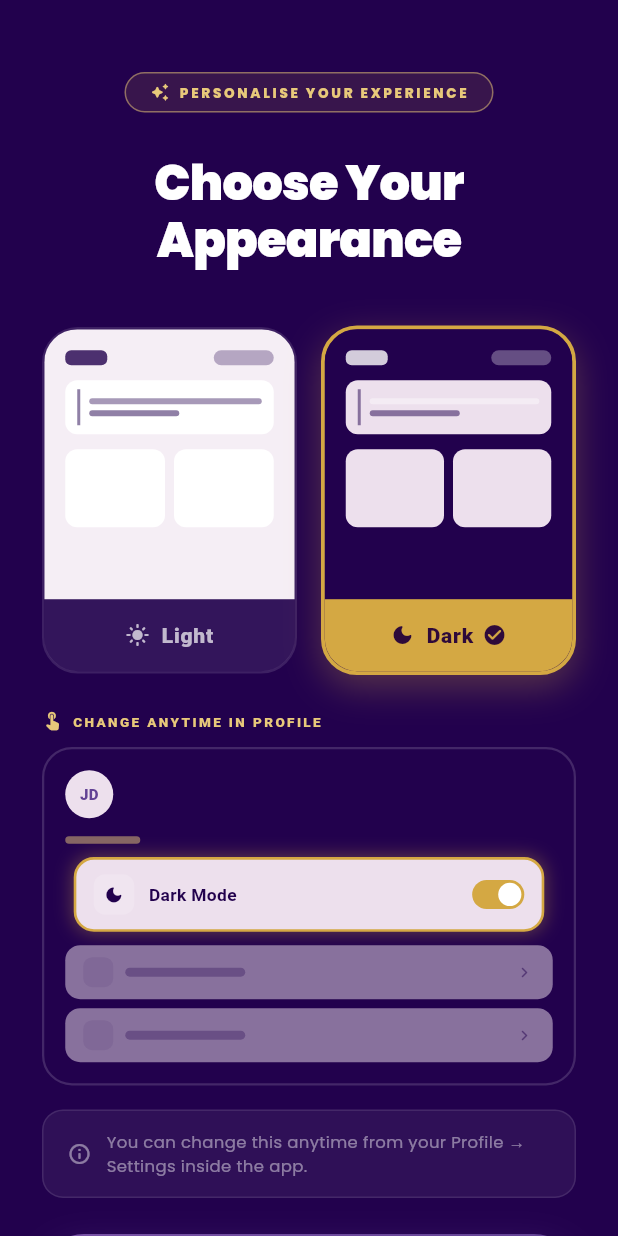
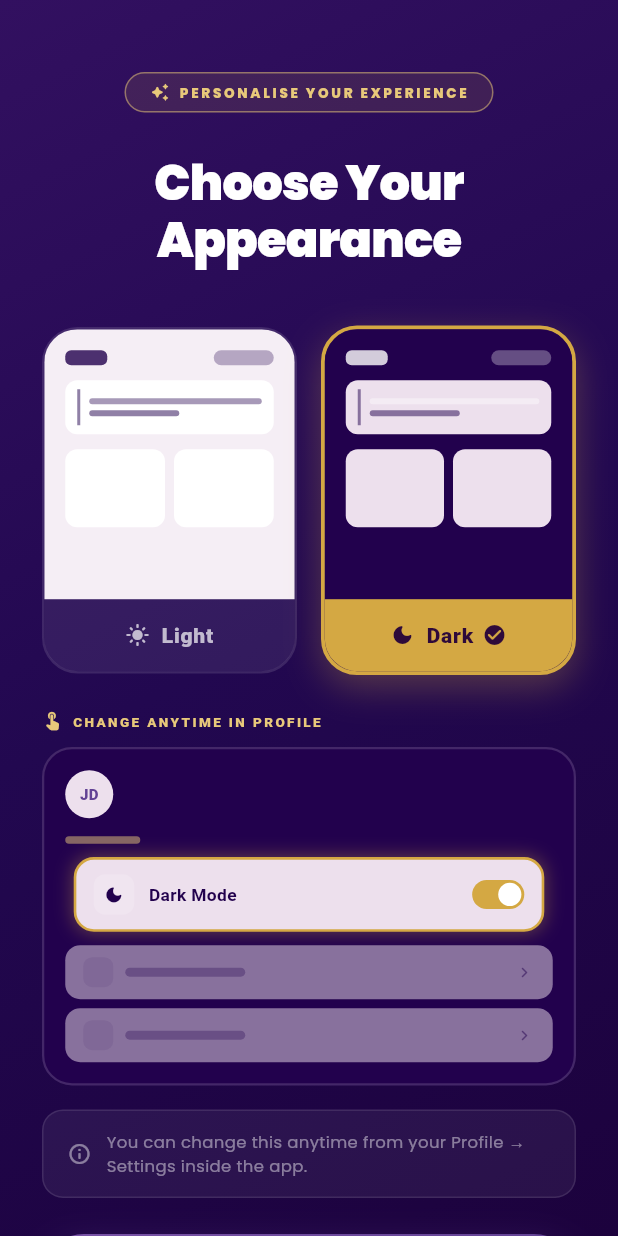
Before and after one commit to AbhijithTJ/conta_beads, a Flutter app: the screen it shows after launch, on a phone screen of 412 x 824 dp. Run offline on Flutter 3.47's test engine with Material 3 defaults, Android fonts, the phone set to English and light mode, and no system bars; our stand-ins replace curved_navigation_bar, google_fonts, intl_phone_field, local_auth, shared_preferences; Roboto replaces fonts that are missing (Georgia).

Commit message:
missing color did

```diff
--- a/lib/screens/home_page/counting_screen.dart
+++ b/lib/screens/home_page/counting_screen.dart
@@ -388,7 +388,7 @@ class _CountingScreenState extends State<CountingScreen>
                     end: Alignment.bottomRight,
                   )
                 : const LinearGradient(
-                    colors: [Color(0xFF7B55A8), Color(0xFF624294)],
+                    colors: [Color(0xFFB57BEA), Color(0xFF624294)],
                     begin: Alignment.topLeft,
                     end: Alignment.bottomRight,
                   ),
@@ -396,7 +396,7 @@ class _CountingScreenState extends State<CountingScreen>
               BoxShadow(
                 color: isDark
                     ? AppColors.goldDark.withOpacity(0.5)
-                    : const Color(0xFF624294).withOpacity(0.35),
+                    : const Color(0xFFB57BEA).withOpacity(0.45),
                 blurRadius: 14,
                 offset: const Offset(0, 5),
               ),
--- a/lib/screens/theme_select/theme_select_screen.dart
+++ b/lib/screens/theme_select/theme_select_screen.dart
@@ -57,12 +57,14 @@ class _ThemeSelectScreenState extends State<ThemeSelectScreen>
   @override
   Widget build(BuildContext context) {
     final isDark = _selected != false;
-    final bgColors = [const Color(0xFF22014D), const Color(0xFF22014D), const Color(0xFF22014D)];
-    final titleColor = isDark ? Colors.white : AppColors.authBgBottom;
-    final subColor = isDark ? Colors.white.withOpacity(0.50) : AppColors.authBgMid.withOpacity(0.6);
+    final titleColor = isDark ? Colors.white : const Color(0xFF624294);
+    final subColor = isDark ? Colors.white.withOpacity(0.50) : const Color(0xFF624294).withOpacity(0.6);
     final badgeColor = isDark ? AppColors.goldLight : AppColors.goldDark;
     final badgeBg = isDark ? AppColors.goldPrimary.withOpacity(0.12) : AppColors.goldPrimary.withOpacity(0.15);
     final badgeBorder = isDark ? AppColors.goldLight.withOpacity(0.5) : AppColors.goldDark.withOpacity(0.4);
+    final noteTextColor = isDark ? Colors.white.withOpacity(0.45) : const Color(0xFF624294).withOpacity(0.55);
+    final noteBg = isDark ? Colors.white.withOpacity(0.06) : const Color(0xFF624294).withOpacity(0.06);
+    final noteBorder = isDark ? Colors.white.withOpacity(0.10) : const Color(0xFF624294).withOpacity(0.15);
 
     return Scaffold(
       body: AnimatedContainer(
@@ -72,7 +74,9 @@ class _ThemeSelectScreenState extends State<ThemeSelectScreen>
         height: double.infinity,
         decoration: BoxDecoration(
           gradient: LinearGradient(
-            colors: bgColors,
+            colors: isDark
+                ? const [Color(0xFF321060), Color(0xFF220850), Color(0xFF1c023d)]
+                : const [Color(0xFFF0EBF0), Color(0xFFE8E0F0), Color(0xFFF0EBF0)],
             begin: Alignment.topLeft,
             end: Alignment.bottomRight,
           ),
@@ -107,7 +111,7 @@ class _ThemeSelectScreenState extends State<ThemeSelectScreen>
                     textAlign: TextAlign.center,
                     style: GoogleFonts.poppins(
                         fontSize: 32, fontWeight: FontWeight.w900,
-                        color: Colors.white, height: 1.2, letterSpacing: -0.5),
+                        color: titleColor, height: 1.2, letterSpacing: -0.5),
                   ),
                   const SizedBox(height: 10),
                   const SizedBox(height: 28),
@@ -117,6 +121,7 @@ class _ThemeSelectScreenState extends State<ThemeSelectScreen>
                       Expanded(child: _ThemeCard(
                         isDarkOption: false,
                         selected: _selected == false,
+                        screenIsDark: isDark,
                         onTap: () {
                           HapticFeedback.selectionClick();
                           setState(() => _selected = false);
@@ -126,6 +131,7 @@ class _ThemeSelectScreenState extends State<ThemeSelectScreen>
                       Expanded(child: _ThemeCard(
                         isDarkOption: true,
                         selected: _selected == true,
+                        screenIsDark: isDark,
                         onTap: () {
                           HapticFeedback.selectionClick();
                           setState(() => _selected = true);
@@ -136,22 +142,22 @@ class _ThemeSelectScreenState extends State<ThemeSelectScreen>
                   const SizedBox(height: 24),
                   _ProfilePreviewTutorial(isDark: isDark),
                   const SizedBox(height: 16),
-                  // Future note
+                  // Info note
                   Container(
                     padding: const EdgeInsets.symmetric(horizontal: 16, vertical: 12),
                     decoration: BoxDecoration(
-                      color: Colors.white.withOpacity(0.06),
+                      color: noteBg,
                       borderRadius: BorderRadius.circular(14),
-                      border: Border.all(color: Colors.white.withOpacity(0.10)),
+                      border: Border.all(color: noteBorder),
                     ),
                     child: Row(
                       children: [
-                        Icon(Icons.info_outline_rounded, size: 16, color: Colors.white.withOpacity(0.45)),
+                        Icon(Icons.info_outline_rounded, size: 16, color: noteTextColor),
                         const SizedBox(width: 10),
                         Expanded(
                           child: Text(
                             'You can change this anytime from your Profile → Settings inside the app.',
-                            style: GoogleFonts.poppins(fontSize: 11, height: 1.5, color: Colors.white.withOpacity(0.45)),
+                            style: GoogleFonts.poppins(fontSize: 11, height: 1.5, color: noteTextColor),
                           ),
                         ),
                       ],
@@ -204,11 +210,13 @@ class _ThemeSelectScreenState extends State<ThemeSelectScreen>
 class _ThemeCard extends StatelessWidget {
   final bool isDarkOption;
   final bool selected;
+  final bool screenIsDark;
   final VoidCallback onTap;
 
   const _ThemeCard({
     required this.isDarkOption,
     required this.selected,
+    required this.screenIsDark,
     required this.onTap,
   });
 
@@ -217,11 +225,20 @@ class _ThemeCard extends StatelessWidget {
     final bg = isDarkOption ? const Color(0xFF22014D) : const Color(0xFFF5EEF5);
     final cardBg = isDarkOption ? const Color(0xFFEDE0ED) : Colors.white;
     final textColor = isDarkOption ? Colors.white : const Color(0xFF22014D);
-    final subColor = isDarkOption
-        ? Colors.white.withOpacity(0.45)
-        : const Color(0xFF22014D).withOpacity(0.45);
     final label = isDarkOption ? 'Dark' : 'Light';
     final icon = isDarkOption ? Icons.dark_mode_rounded : Icons.light_mode_rounded;
+
+    // Unselected label colours depend on the screen background
+    final unselectedLabelBg = screenIsDark
+        ? Colors.white.withOpacity(0.08)
+        : const Color(0xFF624294).withOpacity(0.08);
+    final unselectedLabelColor = screenIsDark
+        ? Colors.white.withOpacity(0.7)
+        : const Color(0xFF624294).withOpacity(0.7);
+    // Unselected card border
+    final unselectedBorder = screenIsDark
+        ? Colors.white.withOpacity(0.12)
+        : const Color(0xFF624294).withOpacity(0.20);
 
     return GestureDetector(
       onTap: onTap,
@@ -231,7 +248,7 @@ class _ThemeCard extends StatelessWidget {
         decoration: BoxDecoration(
           borderRadius: BorderRadius.circular(24),
           border: Border.all(
-            color: selected ? AppColors.goldPrimary : Colors.white.withOpacity(0.12),
+            color: selected ? AppColors.goldPrimary : unselectedBorder,
             width: selected ? 2.5 : 1.5,
           ),
           boxShadow: selected
@@ -292,20 +309,20 @@ class _ThemeCard extends StatelessWidget {
               ),
               // Label area
               Container(
-                color: selected ? AppColors.goldPrimary : Colors.white.withOpacity(0.08),
+                color: selected ? AppColors.goldPrimary : unselectedLabelBg,
                 padding: const EdgeInsets.symmetric(vertical: 14),
                 child: Row(
                   mainAxisAlignment: MainAxisAlignment.center,
                   children: [
                     Icon(icon,
                         size: 16,
-                        color: selected ? const Color(0xFF2E0A3A) : Colors.white.withOpacity(0.7)),
+                        color: selected ? const Color(0xFF2E0A3A) : unselectedLabelColor),
                     const SizedBox(width: 8),
                     Text(label,
                         style: TextStyle(
                             fontSize: 14,
                             fontWeight: FontWeight.w800,
-                            color: selected ? const Color(0xFF2E0A3A) : Colors.white.withOpacity(0.7),
+                            color: selected ? const Color(0xFF2E0A3A) : unselectedLabelColor,
                             letterSpacing: 0.5)),
                     if (selected) ...[
                       const SizedBox(width: 6),
```
Also changed, not shown: lib/screens/adopt_priest/adopt_priest_screen.dart (+25 -11 lines), lib/screens/everyday_prayers/everyday_prayers_screen.dart (+27 -11 lines).
